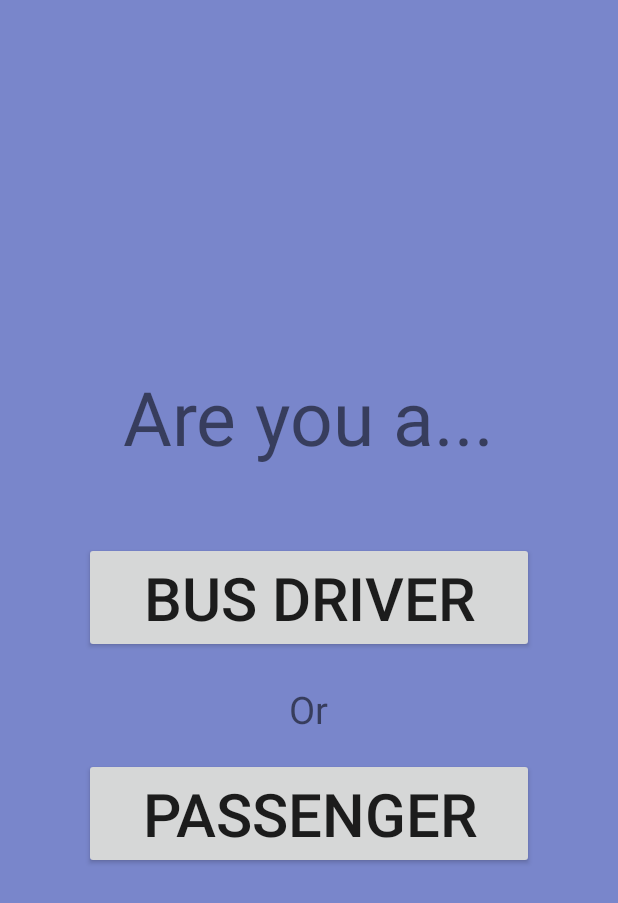
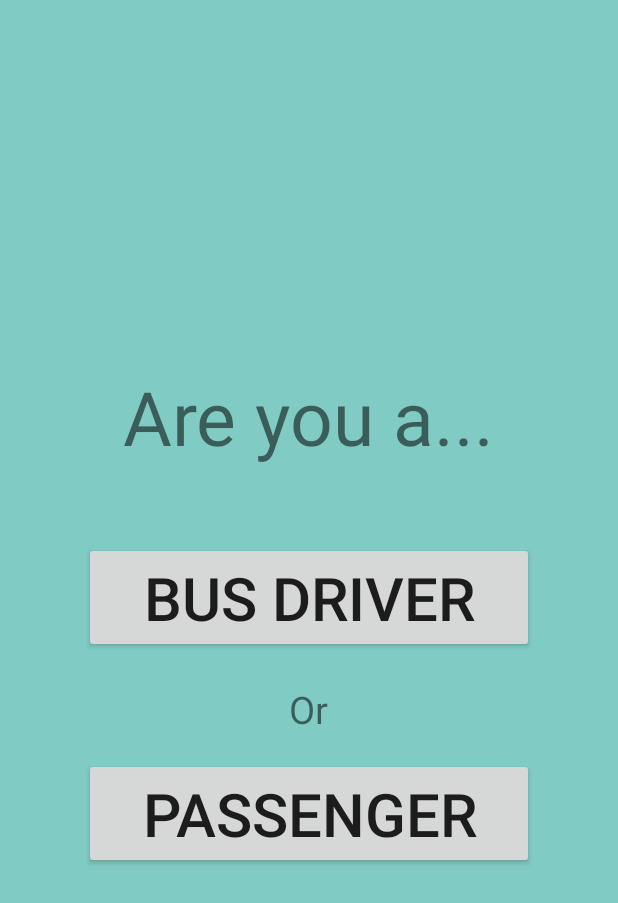
Before and after one commit to lconti97/TimeCheck, an Android app: the layout activity_main.xml on its own in the app's theme, with its tools: preview values and no code run, on a phone screen of 412 x 824 dp. Shown: the top 903 px of the screen. Run offline under Robolectric (Android 15) with nearby library versions, the phone set to English and light mode, and no system bars.

Commit message:
Made it perty

```diff
--- a/app/src/main/res/values/colors.xml
+++ b/app/src/main/res/values/colors.xml
@@ -1,7 +1,7 @@
 <?xml version="1.0" encoding="utf-8"?>
 <resources>
-    <color name="colorPrimary">#3F51B5</color>
-    <color name="colorPrimaryDark">#303F9F</color>
-    <color name="colorPrimaryLight">#7986CB</color>
-    <color name="colorAccent">#FF9100</color>
+    <color name="colorPrimary">#009688</color>
+    <color name="colorPrimaryDark">#00796B</color>
+    <color name="colorPrimaryLight">#80CBC4</color>
+    <color name="colorAccent">#F50057</color>
 </resources>
```
